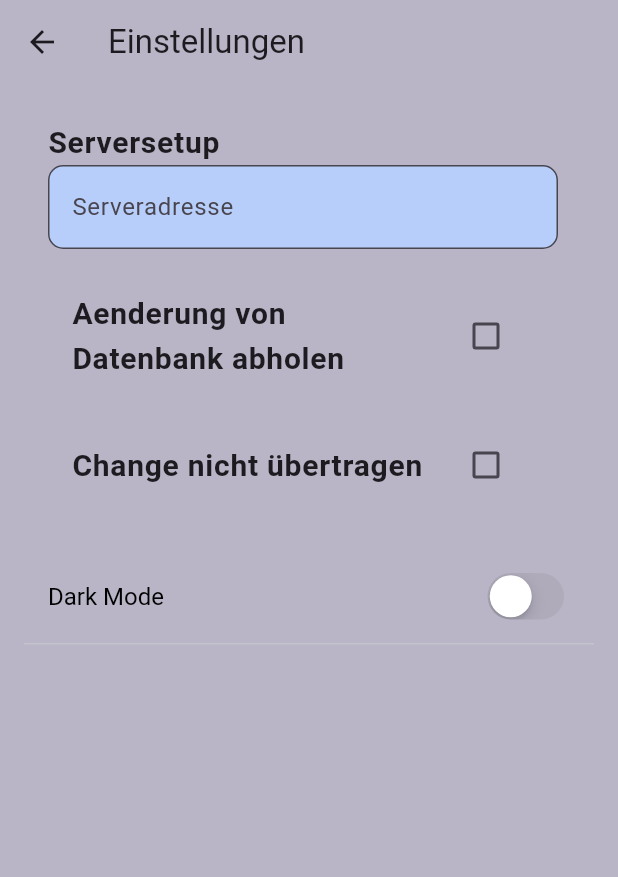
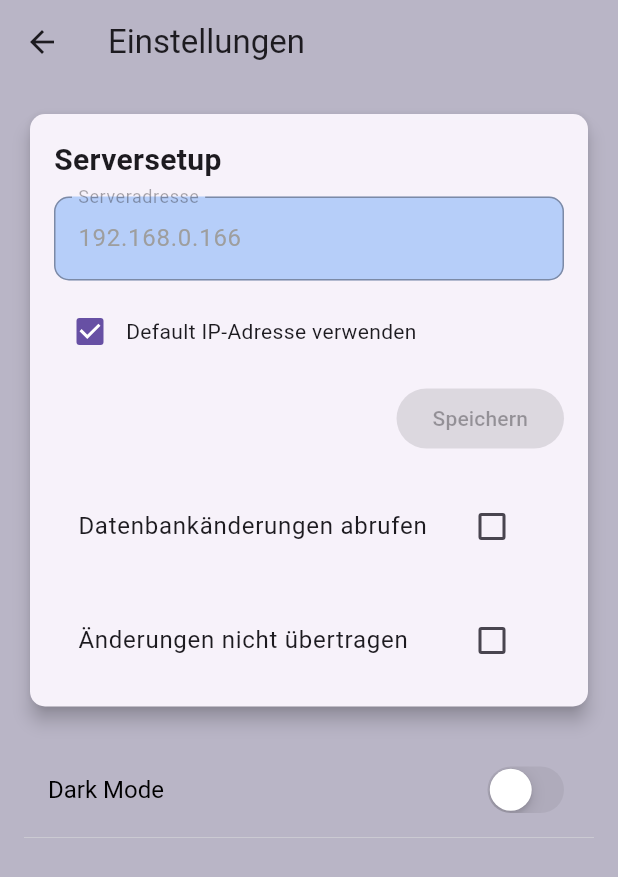
Before and after one commit to Chris-cod/LectorAI, a Flutter app: the SettingsPage screen opened directly, on a phone screen of 412 x 824 dp. Shown: the top 877 px of the screen. Run offline on Flutter 3.47's test engine with Material 3 defaults, Android fonts, the phone set to English and light mode, and no system bars; our stand-ins replace flutter_dotenv, shared_preferences; missing offline and left inert: cunning_document_scanner, dart:ffi, flutter_pdfview; accounts and stored records are empty.

Commit message:
Anpassung der Einstellungsseite, dass man da direkt die ipadresse ändern kann, anstatt in der .envDatei

```diff
--- a/lib/seiten/Settings/settings_page.dart
+++ b/lib/seiten/Settings/settings_page.dart
@@ -1,9 +1,8 @@
-
 import 'package:flutter/cupertino.dart';
 import 'package:shared_preferences/shared_preferences.dart';
 import 'package:flutter/material.dart';
 import 'package:provider/provider.dart';
-import 'package:lectorai_frontend/seiten/Settings/theme_provider.dart'; //
+import 'package:lectorai_frontend/seiten/Settings/theme_provider.dart';
 
 class SettingsPage extends StatefulWidget {
   const SettingsPage({super.key});
@@ -16,6 +15,10 @@ class _SettingsPageState extends State<SettingsPage> {
   bool isDarkMode = false;
   bool no_db = false;
   bool no_change = false;
+  bool useDefaultIP = true;
+  String serverAddress = '192.168.0.166'; // Default IP-Adresse
+
+  final TextEditingController _ipController = TextEditingController();
 
   @override
   void initState() {
@@ -27,62 +30,14 @@ class _SettingsPageState extends State<SettingsPage> {
   Widget build(BuildContext context) {
     return Scaffold(
       appBar: AppBar(
-        title: Text('Einstellungen'),
+        title: const Text('Einstellungen'),
       ),
       body: Padding(
         padding: const EdgeInsets.all(16.0),
         child: ListView(
           children: [
-            ListTile(
-              title: const Text(
-                'Serversetup',
-                style: TextStyle(fontSize: 20, fontWeight: FontWeight.bold),
-              ),
-              subtitle: Column(
-                children: [
-                  TextField(
-                    decoration: InputDecoration(
-                      labelText: 'Serveradresse',
-                      filled: true,
-                      border: OutlineInputBorder(
-                        borderRadius: BorderRadius.circular(10),
-                      ),
-                    ),
-                  ),
-                  const SizedBox(height: 20),
-              ListTile(
-                title: const Text(
-                  'Aenderung von Datenbank abholen',
-                  style: TextStyle(fontSize: 20, fontWeight: FontWeight.bold),
-                ),
-                trailing: Checkbox(
-                  value: no_db,
-                  onChanged: (bool? value) {
-                    setState(() {
-                      no_db = value ?? false;
-                    });
-                  },
-                ),
-              ),
-              const SizedBox(height: 20),
-              ListTile(
-                title: const Text(
-                  'Change nicht übertragen',
-                  style: TextStyle(fontSize: 20, fontWeight: FontWeight.bold),
-                ),
-                trailing: Checkbox(
-                  value: no_change,
-                  onChanged: (bool? value) {
-                    setState(() {
-                      no_change = value ?? false;
-                    });
-                  },
-                ),
-              ),
-                ],
-              ),
-            ),
-            SizedBox(height: 20),
+            buildServerSetupCard(),
+            const SizedBox(height: 20),
             buildThemeToggle(),
             const SizedBox(height: 20),
           ],
@@ -91,8 +46,103 @@ class _SettingsPageState extends State<SettingsPage> {
     );
   }
 
+  Widget buildServerSetupCard() {
+    return Card(
+      shape: RoundedRectangleBorder(borderRadius: BorderRadius.circular(10)),
+      elevation: 5,
+      child: Padding(
+        padding: const EdgeInsets.all(16.0),
+        child: Column(
+          crossAxisAlignment: CrossAxisAlignment.stretch,
+          children: [
+            const Text(
+              'Serversetup',
+              style: TextStyle(fontSize: 20, fontWeight: FontWeight.bold),
+            ),
+            const SizedBox(height: 10),
+            TextField(
+              controller: _ipController,
+              decoration: InputDecoration(
+                labelText: 'Serveradresse',
+                filled: true,
+                border: OutlineInputBorder(
+                  borderRadius: BorderRadius.circular(10),
+                ),
+                enabled: !useDefaultIP,
+              ),
+              style: TextStyle(
+                color: useDefaultIP ? Colors.grey : Colors.black,
+              ),
+            ),
+            const SizedBox(height: 10),
+            Row(
+              children: [
+                Checkbox(
+                  value: useDefaultIP,
+                  onChanged: (value) {
+                    setState(() {
+                      useDefaultIP = value ?? true;
+                      if (useDefaultIP) {
+                        serverAddress = '192.168.0.166';
+                        _ipController.text = serverAddress;
+                      }
+                      _saveServerAddress();
+                    });
+                  },
+                ),
+                const Text('Default IP-Adresse verwenden')
+              ],
+            ),
+            const SizedBox(height: 10),
+            Row(
+              mainAxisAlignment: MainAxisAlignment.end,
+              children: [
+                ElevatedButton(
+                  onPressed: useDefaultIP ? null : _saveServerAddress,
+                  child: const Text('Speichern'),
+                ),
+              ],
+            ),
+            const SizedBox(height: 20),
+            buildCheckboxTile(
+              'Datenbankänderungen abrufen',
+              no_db,
+              (value) => setState(() {
+                no_db = value ?? false;
+                _saveSettings();
+              }),
+            ),
+            const SizedBox(height: 20),
+            buildCheckboxTile(
+              'Änderungen nicht übertragen',
+              no_change,
+              (value) => setState(() {
+                no_change = value ?? false;
+                _saveSettings();
+              }),
+            ),
+          ],
+        ),
+      ),
+    );
+  }
+
+  Widget buildCheckboxTile(
+      String title, bool value, ValueChanged<bool?> onChanged) {
+    return ListTile(
+      title: Text(
+        title,
+        style: const TextStyle(fontSize: 16),
+      ),
+      trailing: Checkbox(
+        value: value,
+        onChanged: onChanged,
+      ),
+    );
+  }
+
   Widget buildThemeToggle() {
-    var themeProvider = Provider.of<ThemeProvider>(context, listen: false);  // listen: false hinzugefügt, um unerwünschte Rebuilds zu vermeiden
+    var themeProvider = Provider.of<ThemeProvider>(context, listen: false);
 
     return CupertinoListTile(
       title: const Text('Dark Mode'),
@@ -101,8 +151,8 @@ class _SettingsPageState extends State<SettingsPage> {
         onChanged: (value) {
           setState(() {
             isDarkMode = value;
-            // Direktes Anwenden des Themes ohne zusätzlichen Apply-Button
-            themeProvider.applyTheme(isDarkMode ? ThemeMode.dark : ThemeMode.light);
+            themeProvider
+                .applyTheme(isDarkMode ? ThemeMode.dark : ThemeMode.light);
             _saveSettings();
           });
         },
@@ -110,24 +160,37 @@ class _SettingsPageState extends State<SettingsPage> {
     );
   }
 
-
-
-
-  void _applyTheme() {
-    final themeProvider = Provider.of<ThemeProvider>(context, listen: false);
-    themeProvider.applyTheme(isDarkMode ? ThemeMode.dark : ThemeMode.light);
-  }
-
   void _loadSettings() async {
     SharedPreferences prefs = await SharedPreferences.getInstance();
     setState(() {
       isDarkMode = prefs.getBool('isDarkMode') ?? false;
+      no_db = prefs.getBool('no_db') ?? false;
+      no_change = prefs.getBool('no_change') ?? false;
+      serverAddress = prefs.getString('serverAddress') ?? '192.168.0.166';
+      useDefaultIP = serverAddress == '192.168.0.166';
+      _ipController.text = serverAddress;
     });
   }
 
   void _saveSettings() async {
     SharedPreferences prefs = await SharedPreferences.getInstance();
     prefs.setBool('isDarkMode', isDarkMode);
+    prefs.setBool('no_db', no_db);
+    prefs.setBool('no_change', no_change);
+    prefs.setString('serverAddress', serverAddress);
+  }
+
+  void _saveServerAddress() async {
+    SharedPreferences prefs = await SharedPreferences.getInstance();
+    setState(() {
+      if (!useDefaultIP) {
+        serverAddress = _ipController.text;
+      }
+    });
+    prefs.setString('serverAddress', serverAddress);
+    ScaffoldMessenger.of(context).showSnackBar(
+      const SnackBar(content: Text('IP-Adresse gespeichert')),
+    );
   }
 }
 
@@ -139,15 +202,14 @@ class CupertinoListTile extends StatelessWidget {
 
   @override
   Widget build(BuildContext context) {
-    // Zugriff auf das aktuelle Theme
     var themeProvider = Provider.of<ThemeProvider>(context);
     var textColor = themeProvider.themeData.brightness == Brightness.dark
-        ? Colors.white  // Weiße Schrift im Dark Mode
-        : Colors.black; // Schwarze Schrift im Light Mode
+        ? Colors.white
+        : Colors.black;
 
     return Container(
       padding: const EdgeInsets.symmetric(vertical: 12, horizontal: 16),
-      decoration: const BoxDecoration(
+      decoration: BoxDecoration(
         border: Border(
           bottom: BorderSide(
             color: CupertinoColors.systemGrey4,
```
Also changed, not shown: lib/services/repository.dart (+72 -44 lines).
